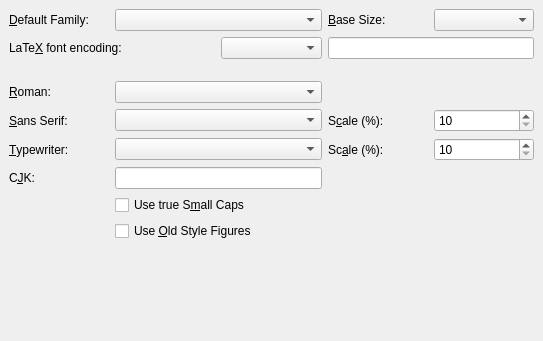
Before: the Qt Designer form src/frontends/qt4/ui/FontUi.ui in cburschka/lyx, drawn with Qt 5.
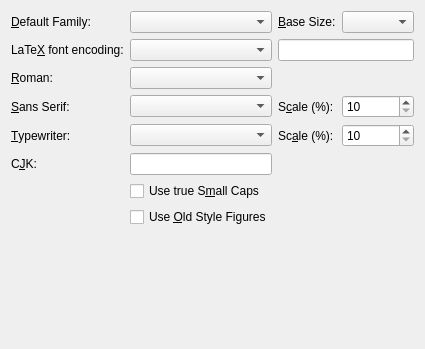
After: the same form once the commit is applied.

```diff
--- a/src/frontends/qt4/ui/FontUi.ui
+++ b/src/frontends/qt4/ui/FontUi.ui
@@ -1,47 +1,21 @@
 <ui version="4.0" >
  <class>FontUi</class>
- <widget class="QWidget" name="FontUi" >
-  <property name="geometry" >
+ <widget class="QWidget" name="FontUi">
+  <property name="geometry">
    <rect>
     <x>0</x>
     <y>0</y>
-    <width>543</width>
-    <height>341</height>
+    <width>404</width>
+    <height>349</height>
    </rect>
   </property>
   <property name="windowTitle" >
    <string>FontUi</string>
   </property>
-  <layout class="QGridLayout" >
-   <property name="margin" >
-    <number>9</number>
-   </property>
-   <property name="spacing" >
-    <number>6</number>
-   </property>
-   <item row="1" column="2" >
-    <widget class="QComboBox" name="fontencCO" />
-   </item>
-   <item row="1" column="0" colspan="2" >
-    <widget class="QLabel" name="fontencLA" >
-     <property name="text" >
-      <string>LaTe&amp;X font encoding:</string>
-     </property>
-     <property name="buddy" >
-      <cstring>fontencCO</cstring>
-     </property>
-    </widget>
-   </item>
-   <item row="1" column="3" colspan="2" >
-    <widget class="QLineEdit" name="fontencLE" >
-     <property name="toolTip" >
-      <string>Specify the font encoding (e.g., T1).</string>
-     </property>
-    </widget>
-   </item>
-   <item row="0" column="0" >
-    <widget class="QLabel" name="fontsDefaultLA" >
-     <property name="text" >
+  <layout class="QGridLayout" name="gridLayout">
+   <item row="0" column="0">
+    <widget class="QLabel" name="fontsDefaultLA">
+     <property name="text">
       <string>&amp;Default Family:</string>
      </property>
      <property name="buddy" >
@@ -49,23 +23,16 @@
      </property>
     </widget>
    </item>
-   <item row="0" column="1" colspan="2" >
-    <widget class="QComboBox" name="fontsDefaultCO" >
-     <property name="toolTip" >
+   <item row="0" column="1">
+    <widget class="QComboBox" name="fontsDefaultCO">
+     <property name="toolTip">
       <string>Select the default family for the document</string>
      </property>
     </widget>
    </item>
-   <item row="0" column="4" >
-    <widget class="QComboBox" name="fontsizeCO" >
-     <property name="toolTip" >
-      <string/>
-     </property>
-    </widget>
-   </item>
-   <item row="0" column="3" >
-    <widget class="QLabel" name="TextLabel2_2" >
-     <property name="text" >
+   <item row="0" column="2">
+    <widget class="QLabel" name="TextLabel2_2">
+     <property name="text">
       <string>&amp;Base Size:</string>
      </property>
      <property name="buddy" >
@@ -73,38 +40,36 @@
      </property>
     </widget>
    </item>
-   <item row="9" column="0" colspan="5" >
-    <spacer>
-     <property name="orientation" >
-      <enum>Qt::Vertical</enum>
+   <item row="0" column="3">
+    <widget class="QComboBox" name="fontsizeCO">
+     <property name="toolTip">
+      <string/>
      </property>
-     <property name="sizeType" >
-      <enum>QSizePolicy::Expanding</enum>
+    </widget>
+   </item>
+   <item row="1" column="0">
+    <widget class="QLabel" name="fontencLA">
+     <property name="text">
+      <string>LaTe&amp;X font encoding:</string>
      </property>
-     <property name="sizeHint" >
-      <size>
-       <width>525</width>
-       <height>41</height>
-      </size>
+     <property name="buddy">
+      <cstring>fontencCO</cstring>
      </property>
-    </spacer>
+    </widget>
    </item>
-   <item row="2" column="1" colspan="2" >
-    <spacer>
-     <property name="orientation" >
-      <enum>Qt::Horizontal</enum>
+   <item row="1" column="1">
+    <widget class="QComboBox" name="fontencCO"/>
+   </item>
+   <item row="1" column="2" colspan="2">
+    <widget class="QLineEdit" name="fontencLE">
+     <property name="toolTip">
+      <string>Specify the font encoding (e.g., T1).</string>
      </property>
-     <property name="sizeHint" >
-      <size>
-       <width>182</width>
-       <height>16</height>
-      </size>
-     </property>
-    </spacer>
+    </widget>
    </item>
-   <item row="3" column="0" >
-    <widget class="QLabel" name="fontsRomanLA" >
-     <property name="text" >
+   <item row="2" column="0">
+    <widget class="QLabel" name="fontsRomanLA">
+     <property name="text">
       <string>&amp;Roman:</string>
      </property>
      <property name="buddy" >
@@ -112,29 +77,16 @@
      </property>
     </widget>
    </item>
-   <item row="3" column="1" colspan="2" >
-    <widget class="QComboBox" name="fontsRomanCO" >
-     <property name="toolTip" >
+   <item row="2" column="1">
+    <widget class="QComboBox" name="fontsRomanCO">
+     <property name="toolTip">
       <string>Select the roman (serif) typeface</string>
      </property>
     </widget>
    </item>
-   <item row="3" column="3" colspan="2" >
-    <spacer>
-     <property name="orientation" >
-      <enum>Qt::Horizontal</enum>
-     </property>
-     <property name="sizeHint" >
-      <size>
-       <width>131</width>
-       <height>20</height>
-      </size>
-     </property>
-    </spacer>
-   </item>
-   <item row="4" column="0" >
-    <widget class="QLabel" name="fontsSansLA" >
-     <property name="text" >
+   <item row="3" column="0">
+    <widget class="QLabel" name="fontsSansLA">
+     <property name="text">
       <string>&amp;Sans Serif:</string>
      </property>
      <property name="buddy" >
@@ -142,16 +94,16 @@
      </property>
     </widget>
    </item>
-   <item row="4" column="1" colspan="2" >
-    <widget class="QComboBox" name="fontsSansCO" >
-     <property name="toolTip" >
+   <item row="3" column="1">
+    <widget class="QComboBox" name="fontsSansCO">
+     <property name="toolTip">
       <string>Select the Sans Serif (grotesque) typeface</string>
      </property>
     </widget>
    </item>
-   <item row="4" column="3" >
-    <widget class="QLabel" name="scaleSansLA" >
-     <property name="text" >
+   <item row="3" column="2">
+    <widget class="QLabel" name="scaleSansLA">
+     <property name="text">
       <string>S&amp;cale (%):</string>
      </property>
      <property name="buddy" >
@@ -159,22 +111,22 @@
      </property>
     </widget>
    </item>
-   <item row="4" column="4" >
-    <widget class="QSpinBox" name="scaleSansSB" >
-     <property name="toolTip" >
+   <item row="3" column="3">
+    <widget class="QSpinBox" name="scaleSansSB">
+     <property name="toolTip">
       <string>Scale the Sans Serif font to match the base font's dimensions</string>
      </property>
-     <property name="maximum" >
-      <number>200</number>
-     </property>
-     <property name="minimum" >
+     <property name="minimum">
       <number>10</number>
      </property>
+     <property name="maximum">
+      <number>200</number>
+     </property>
     </widget>
    </item>
-   <item row="5" column="0" >
-    <widget class="QLabel" name="fontsTypewriterLA" >
-     <property name="text" >
+   <item row="4" column="0">
+    <widget class="QLabel" name="fontsTypewriterLA">
+     <property name="text">
       <string>&amp;Typewriter:</string>
      </property>
      <property name="buddy" >
@@ -182,16 +134,16 @@
      </property>
     </widget>
    </item>
-   <item row="5" column="1" colspan="2" >
-    <widget class="QComboBox" name="fontsTypewriterCO" >
-     <property name="toolTip" >
+   <item row="4" column="1">
+    <widget class="QComboBox" name="fontsTypewriterCO">
+     <property name="toolTip">
       <string>Select the typewriter (monospaced) typeface</string>
      </property>
     </widget>
    </item>
-   <item row="5" column="3" >
-    <widget class="QLabel" name="scaleTypewriterLA" >
-     <property name="text" >
+   <item row="4" column="2">
+    <widget class="QLabel" name="scaleTypewriterLA">
+     <property name="text">
       <string>Sc&amp;ale (%):</string>
      </property>
      <property name="buddy" >
@@ -199,22 +151,22 @@
      </property>
     </widget>
    </item>
-   <item row="5" column="4" >
-    <widget class="QSpinBox" name="scaleTypewriterSB" >
-     <property name="toolTip" >
+   <item row="4" column="3">
+    <widget class="QSpinBox" name="scaleTypewriterSB">
+     <property name="toolTip">
       <string>Scale the Typewriter font to match the base font's dimensions</string>
      </property>
-     <property name="maximum" >
-      <number>200</number>
-     </property>
-     <property name="minimum" >
+     <property name="minimum">
       <number>10</number>
      </property>
+     <property name="maximum">
+      <number>200</number>
+     </property>
     </widget>
    </item>
-   <item row="6" column="0" >
-    <widget class="QLabel" name="cjkFontLA" >
-     <property name="text" >
+   <item row="5" column="0">
+    <widget class="QLabel" name="cjkFontLA">
+     <property name="text">
       <string>C&amp;JK:</string>
      </property>
      <property name="buddy" >
@@ -222,29 +174,16 @@
      </property>
     </widget>
    </item>
-   <item row="6" column="1" colspan="2" >
-    <widget class="QLineEdit" name="cjkFontLE" >
-     <property name="toolTip" >
+   <item row="5" column="1">
+    <widget class="QLineEdit" name="cjkFontLE">
+     <property name="toolTip">
       <string>Input the font to be used for Chinese, Japanese or Korean (CJK) script</string>
      </property>
     </widget>
    </item>
-   <item row="6" column="3" colspan="2" >
-    <spacer>
-     <property name="orientation" >
-      <enum>Qt::Horizontal</enum>
-     </property>
-     <property name="sizeHint" >
-      <size>
-       <width>151</width>
-       <height>20</height>
-      </size>
-     </property>
-    </spacer>
-   </item>
-   <item row="7" column="1" colspan="2" >
-    <widget class="QCheckBox" name="fontScCB" >
-     <property name="toolTip" >
+   <item row="6" column="1">
+    <widget class="QCheckBox" name="fontScCB">
+     <property name="toolTip">
       <string>Use a real small caps shape, if the font provides one</string>
      </property>
      <property name="text" >
@@ -252,9 +191,9 @@
      </property>
     </widget>
    </item>
-   <item row="8" column="1" colspan="2" >
-    <widget class="QCheckBox" name="fontOsfCB" >
-     <property name="toolTip" >
+   <item row="7" column="1">
+    <widget class="QCheckBox" name="fontOsfCB">
+     <property name="toolTip">
       <string>Use old style instead of lining figures</string>
      </property>
      <property name="text" >
@@ -262,9 +201,22 @@
      </property>
     </widget>
    </item>
+   <item row="8" column="1">
+    <spacer name="verticalSpacer">
+     <property name="orientation">
+      <enum>Qt::Vertical</enum>
+     </property>
+     <property name="sizeHint" stdset="0">
+      <size>
+       <width>20</width>
+       <height>126</height>
+      </size>
+     </property>
+    </spacer>
+   </item>
   </layout>
  </widget>
- <layoutdefault spacing="6" margin="11" />
+ <layoutdefault spacing="6" margin="11"/>
  <tabstops>
   <tabstop>fontsDefaultCO</tabstop>
   <tabstop>fontsizeCO</tabstop>
```
Left out of the diff: 26 changed lines with no effect on the pictures.
